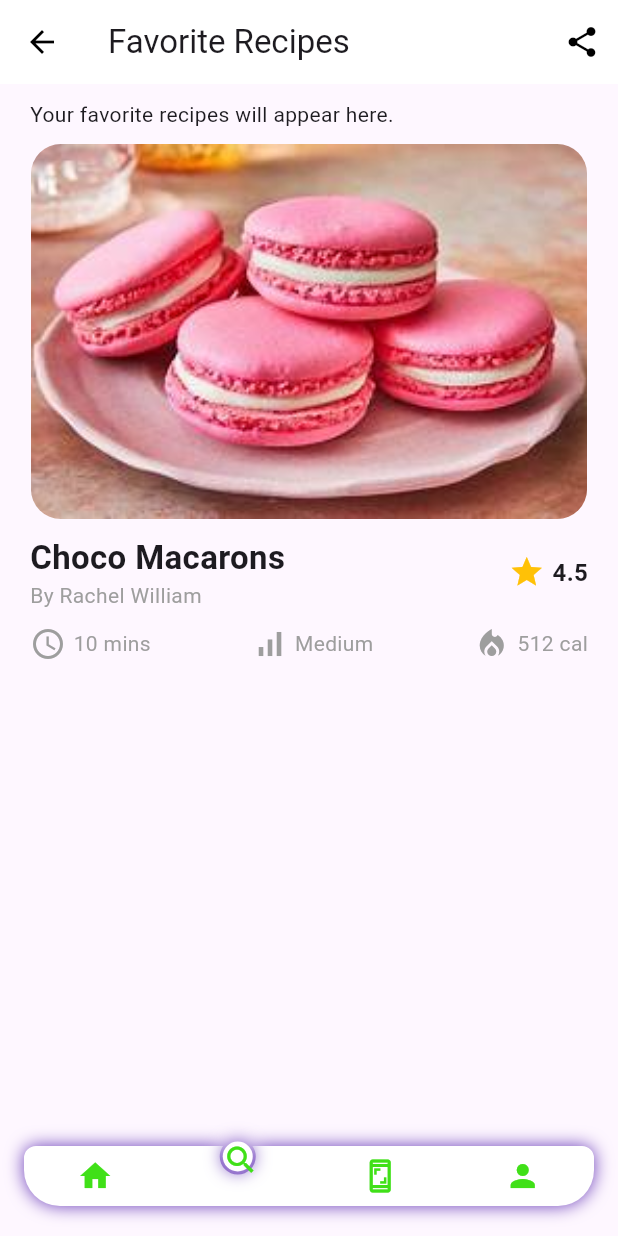
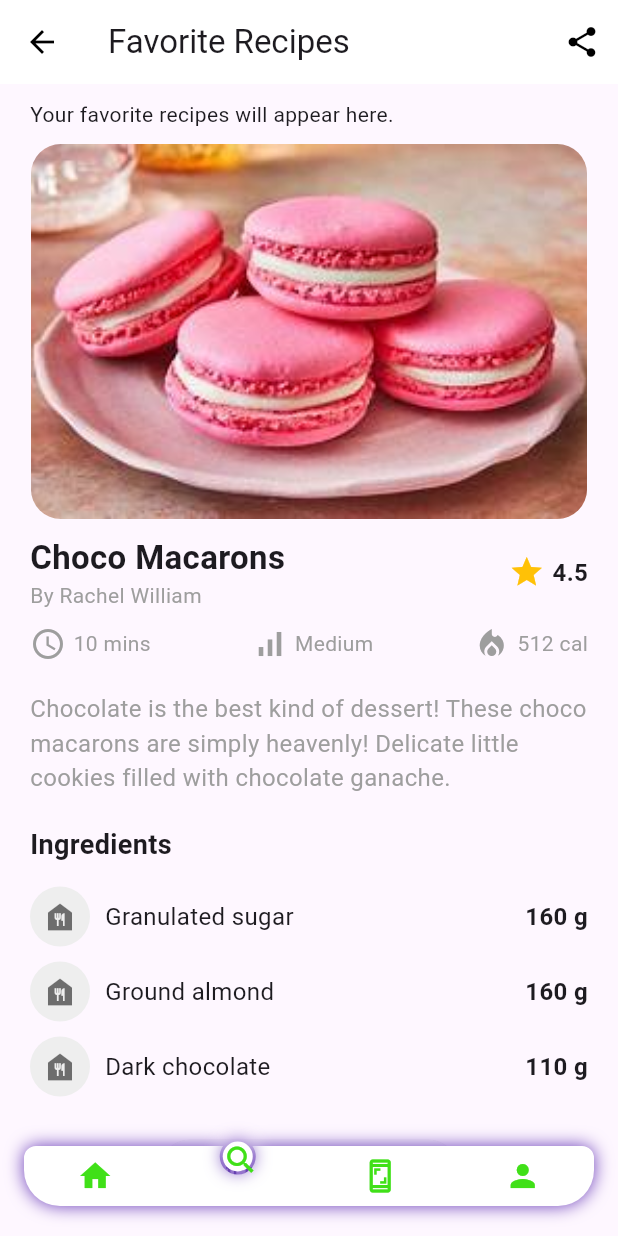
Before and after one commit to yvesco75/flutter, a Flutter app: the screen it shows after launch, on a phone screen of 412 x 824 dp. Run offline on Flutter 3.47's test engine with Material 3 defaults, Android fonts, the phone set to English and light mode, and no system bars; drawn by our look-alikes of circle_nav_bar.

Commit message:
Ajout du bouton pour la vidéo

```diff
--- a/lib/Details.dart
+++ b/lib/Details.dart
@@ -82,6 +82,60 @@ class Details extends StatelessWidget {
                       icon: Icons.local_fire_department, text: "512 cal"),
                 ],
               ),
+              const SizedBox(height: 20),
+
+              // Description
+              const Text(
+                "Chocolate is the best kind of dessert! These choco macarons are simply heavenly! "
+                "Delicate little cookies filled with chocolate ganache.",
+                style: TextStyle(fontSize: 16, color: Colors.grey),
+              ),
+              const SizedBox(height: 20),
+
+              // Ingrédients
+              const Text(
+                "Ingredients",
+                style: TextStyle(fontSize: 18, fontWeight: FontWeight.bold),
+              ),
+              const SizedBox(height: 10),
+
+              // Liste d'ingrédients
+              Column(
+                children: const [
+                  IngredientItem(name: "Granulated sugar", quantity: "160 g"),
+                  IngredientItem(name: "Ground almond", quantity: "160 g"),
+                  IngredientItem(name: "Dark chocolate", quantity: "110 g"),
+                ],
+              ),
+              const SizedBox(height: 20),
+
+              // Bouton pour la vidéo
+              Center(
+                child: ElevatedButton(
+                  onPressed: () {
+                    // Action à effectuer lors du clic sur le bouton (lancer une vidéo par exemple)
+                    // Ici, tu pourrais rediriger vers un lecteur de vidéo ou afficher une alerte
+                    showDialog(
+                      context: context,
+                      builder: (BuildContext context) {
+                        return AlertDialog(
+                          title: Text("Video not available"),
+                          content: Text("You can add a video player here."),
+                          actions: [
+                            TextButton(
+                              onPressed: () {
+                                Navigator.of(context).pop();
+                              },
+                              child: Text("Close"),
+                            ),
+                          ],
+                        );
+                      },
+                    );
+                  },
+                  child: Text("Watch the Recipe Video"),
+                ),
+              ),
             ],
           ),
         ),
@@ -90,7 +144,41 @@ class Details extends StatelessWidget {
   }
 }
 
-// Widget pour les informations de la recette
+// Widget pour un ingrédient
+class IngredientItem extends StatelessWidget {
+  final String name;
+  final String quantity;
+
+  const IngredientItem({required this.name, required this.quantity, Key? key})
+      : super(key: key);
+
+  @override
+  Widget build(BuildContext context) {
+    return Padding(
+      padding: const EdgeInsets.symmetric(vertical: 5),
+      child: Row(
+        mainAxisAlignment: MainAxisAlignment.spaceBetween,
+        children: [
+          Row(
+            children: [
+              CircleAvatar(
+                backgroundColor: Colors.grey.shade200,
+                child: const Icon(Icons.food_bank, color: Colors.black54),
+              ),
+              const SizedBox(width: 10),
+              Text(name, style: const TextStyle(fontSize: 16)),
+            ],
+          ),
+          Text(quantity,
+              style:
+                  const TextStyle(fontSize: 16, fontWeight: FontWeight.bold)),
+        ],
+      ),
+    );
+  }
+}
+
+// Widget pour afficher les infos de la recette (Temps, Difficulté, Calories)
 class RecipeInfo extends StatelessWidget {
   final IconData icon;
   final String text;
@@ -104,7 +192,7 @@ class RecipeInfo extends StatelessWidget {
       children: [
         Icon(icon, color: Colors.grey),
         const SizedBox(width: 5),
-        Text(text, style: const TextStyle(color: Colors.grey)),
+        Text(text, style: const TextStyle(fontSize: 14, color: Colors.grey)),
       ],
     );
   }
```
